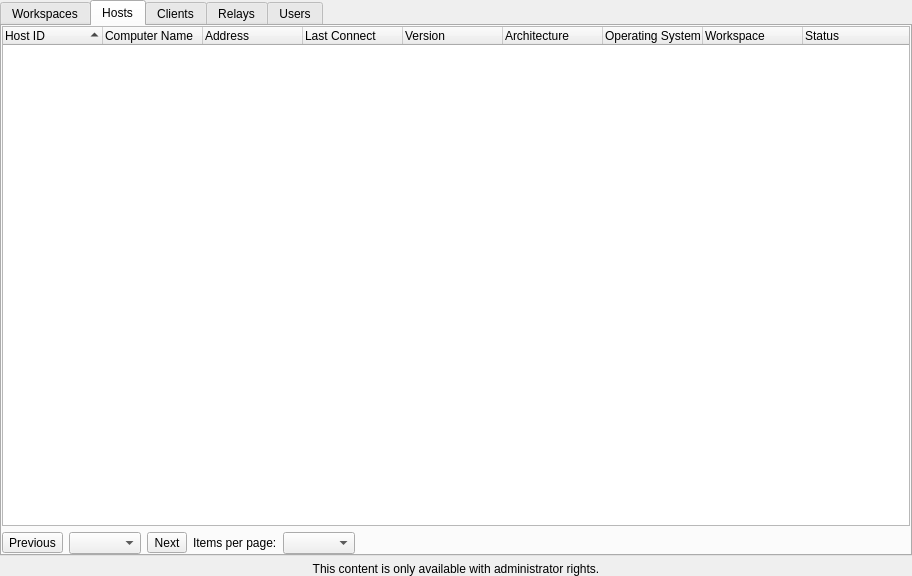
dchapyshev/aspia, file source/client/ui/hosts/router_widget.ui: the form before one commit.
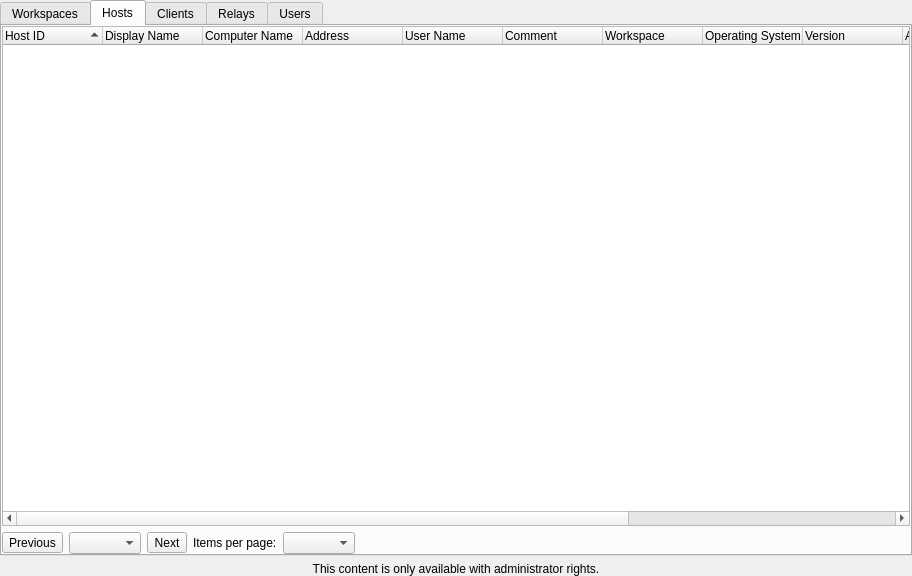
The form after the commit. The open tabs and pages were chosen to show the change. Icons and pictures are not drawn. Custom widgets are drawn as their Qt base class.

Commit message: Show all columns for hosts.

What changed in the file:
```diff
--- a/source/client/ui/hosts/router_widget.ui
+++ b/source/client/ui/hosts/router_widget.ui
@@ -132,6 +132,11 @@
            <string>Host ID</string>
           </property>
          </column>
+         <column>
+          <property name="text">
+           <string>Display Name</string>
+          </property>
+         </column>
          <column>
           <property name="text">
            <string>Computer Name</string>
@@ -144,7 +149,22 @@
          </column>
          <column>
           <property name="text">
-           <string>Last Connect</string>
+           <string>User Name</string>
+          </property>
+         </column>
+         <column>
+          <property name="text">
+           <string>Comment</string>
+          </property>
+         </column>
+         <column>
+          <property name="text">
+           <string>Workspace</string>
+          </property>
+         </column>
+         <column>
+          <property name="text">
+           <string>Operating System</string>
           </property>
          </column>
          <column>
@@ -159,12 +179,12 @@
          </column>
          <column>
           <property name="text">
-           <string>Operating System</string>
+           <string>Last Connect</string>
           </property>
          </column>
          <column>
           <property name="text">
-           <string>Workspace</string>
+           <string>Last Modify</string>
           </property>
          </column>
          <column>
```
The commit also changes 23 other files.
